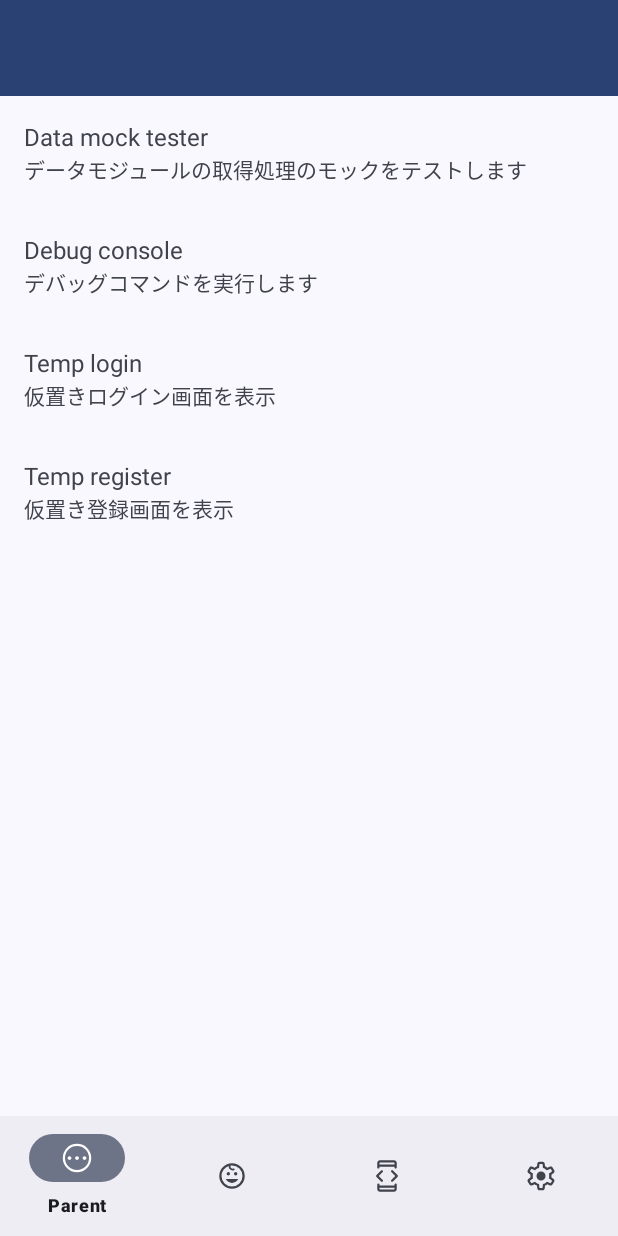
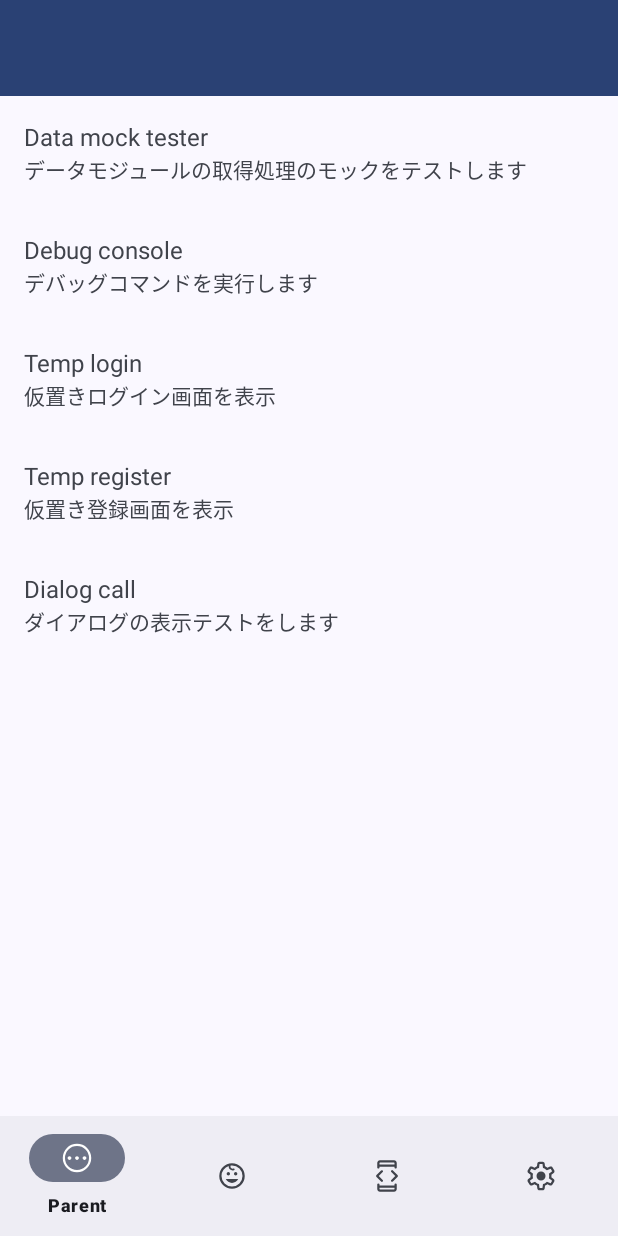
Before and after one commit to r-ca/kidshift-android-mirror, an Android app: the screen it shows after launch (MainActivity), on a phone screen of 412 x 824 dp. Run offline under Robolectric (Android 15) with nearby library versions, the phone set to English and light mode, and no system bars; our stand-ins replace Dagger/Hilt's generated code, navigation-ui.

Commit message:
ナビゲーション追加

```diff
--- a/feature/debug/src/main/java/one/nem/kidshift/feature/debug/DebugTopMenuFragment.java
+++ b/feature/debug/src/main/java/one/nem/kidshift/feature/debug/DebugTopMenuFragment.java
@@ -35,6 +35,7 @@ public class DebugTopMenuFragment extends Fragment {
         debugMenuListItems.add(new DebugMenuListItemModel("Debug console", "デバッグコマンドを実行します", R.id.action_debugTopMenuFragment_to_debugDebugConsoleFragment, true));
         debugMenuListItems.add(new DebugMenuListItemModel("Temp login", "仮置きログイン画面を表示", R.id.action_debugTopMenuFragment_to_debugTempLoginFragment, true));
         debugMenuListItems.add(new DebugMenuListItemModel("Temp register", "仮置き登録画面を表示", R.id.action_debugTopMenuFragment_to_debugTempRegisterFragment, true));
+        debugMenuListItems.add(new DebugMenuListItemModel("Dialog call", "ダイアログの表示テストをします", R.id.action_debugTopMenuFragment_to_debugDialogCallFragment, true));
 
         DebugMenuListItemAdapter adapter = new DebugMenuListItemAdapter(debugMenuListItems);
         recyclerView.setAdapter(adapter);
--- a/feature/debug/src/main/res/navigation/feature_debug_navigation_internal.xml
+++ b/feature/debug/src/main/res/navigation/feature_debug_navigation_internal.xml
@@ -22,6 +22,9 @@
         <action
             android:id="@+id/action_debugTopMenuFragment_to_debugTempRegisterFragment"
             app:destination="@id/debugTempRegisterFragment" />
+        <action
+            android:id="@+id/action_debugTopMenuFragment_to_debugDialogCallFragment"
+            app:destination="@id/debugDialogCallFragment" />
     </fragment>
     <fragment
         android:id="@+id/debugMockTestFragment"
@@ -43,4 +46,9 @@
         android:name="one.nem.kidshift.feature.debug.DebugTempRegisterFragment"
         android:label="fragment_debug_temp_register"
         tools:layout="@layout/fragment_debug_temp_register" />
+    <fragment
+        android:id="@+id/debugDialogCallFragment"
+        android:name="one.nem.kidshift.feature.debug.DebugDialogCallFragment"
+        android:label="fragment_debug_dialog_call"
+        tools:layout="@layout/fragment_debug_dialog_call" />
 </navigation>
```
